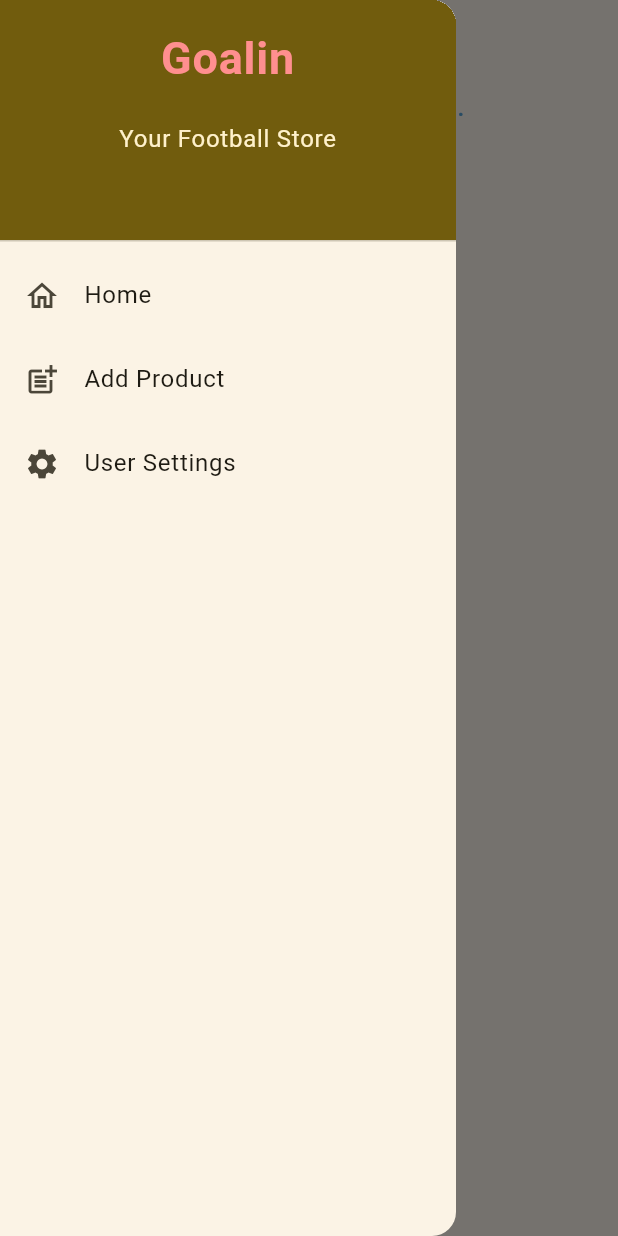
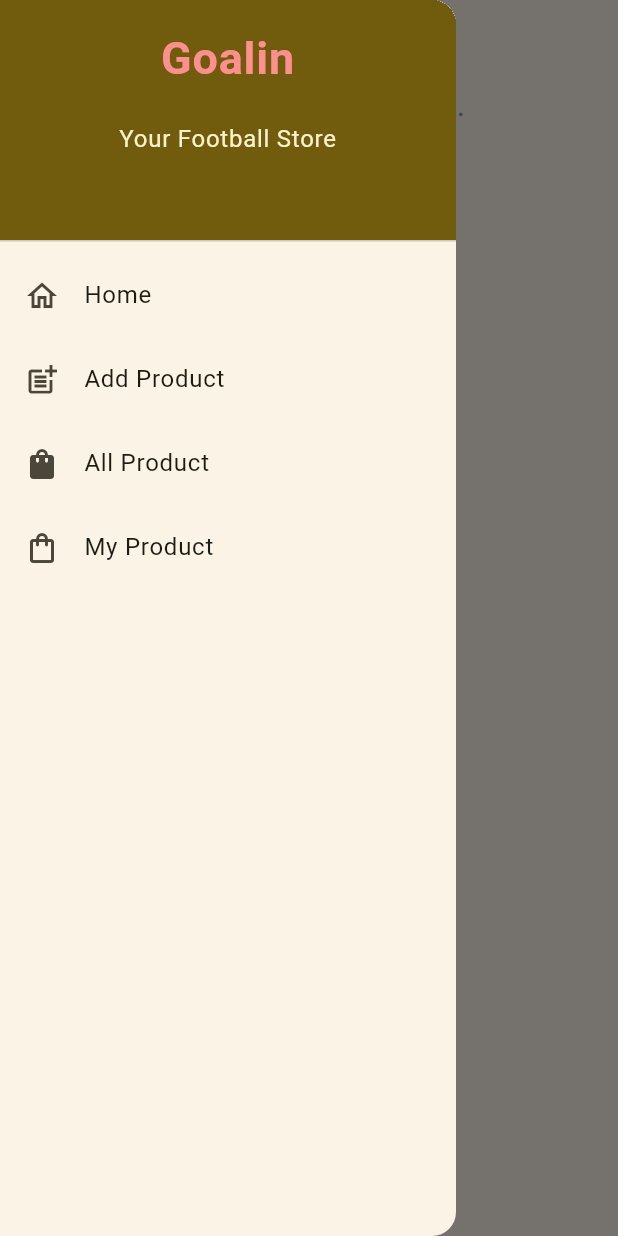
Before and after one commit to Evanlikescode/goalin-mobile-app, a Flutter app: the ProductEntryListMyPage screen opened directly, with the side drawer open, on a phone screen of 412 x 824 dp. Run offline on Flutter 3.47's test engine with Material 3 defaults, Android fonts, the phone set to English and light mode, and no system bars; our stand-ins replace email_validator; missing offline and left inert: pbp_django_auth.

Commit message:
add to drawer

```diff
--- a/lib/screens/product_entry_list.dart
+++ b/lib/screens/product_entry_list.dart
@@ -14,7 +14,7 @@ class ProductEntryListPage extends StatefulWidget {
 }
 
 class _ProductEntryListPageState extends State<ProductEntryListPage> {
-  Future<List<ProductEntry>> fetchNews(CookieRequest request) async {
+  Future<List<ProductEntry>> fetchProduct(CookieRequest request) async {
 
     final response = await request.get('http://localhost:8000/json/dart/product/');
 
@@ -38,7 +38,7 @@ class _ProductEntryListPageState extends State<ProductEntryListPage> {
       ),
       drawer: const LeftDrawer(),
       body: FutureBuilder(
-        future: fetchNews(request),
+        future: fetchProduct(request),
         builder: (context, AsyncSnapshot snapshot) {
           if (snapshot.data == null || !snapshot.hasData) {
               return const Column(
--- a/lib/screens/product_entry_my_list.dart
+++ b/lib/screens/product_entry_my_list.dart
@@ -14,7 +14,7 @@ class ProductEntryListMyPage extends StatefulWidget {
 }
 
 class _ProductEntryListMyPageState extends State<ProductEntryListMyPage> {
-  Future<List<ProductEntry>> fetchNews(CookieRequest request) async {
+  Future<List<ProductEntry>> fetchProduct(CookieRequest request) async {
 
     final response = await request.get('http://localhost:8000/json/dart/product/my/');
 
@@ -38,7 +38,7 @@ class _ProductEntryListMyPageState extends State<ProductEntryListMyPage> {
       ),
       drawer: const LeftDrawer(),
       body: FutureBuilder(
-        future: fetchNews(request),
+        future: fetchProduct(request),
         builder: (context, AsyncSnapshot snapshot) {
           if (snapshot.data == null || !snapshot.hasData) {
               return const Column(
--- a/lib/widgets/left_drawer.dart
+++ b/lib/widgets/left_drawer.dart
@@ -1,7 +1,8 @@
 import 'package:flutter/material.dart';
 import 'package:goalin/screens/action_menu.dart';
+import 'package:goalin/screens/product_entry_list.dart';
+import 'package:goalin/screens/product_entry_my_list.dart';
 import 'package:goalin/screens/product_form.dart';
-import 'package:goalin/screens/user_form.dart';
 import 'package:goalin/utils/goalin_colors.dart';
 
 class LeftDrawer extends StatelessWidget {
@@ -65,13 +66,26 @@ class LeftDrawer extends StatelessWidget {
                     ),
 
                     ListTile(
-                        leading: const Icon(Icons.settings),
-                        title: const Text('User Settings'),
+                        leading: const Icon(Icons.shopping_bag),
+                        title: const Text('All Product'),
                         onTap: () {
                             Navigator.pushReplacement(
                                 context,
                                 MaterialPageRoute(
-                                    builder:  (context) => UserFormPage()
+                                    builder:  (context) => ProductEntryListPage()
+                                )
+                            );
+                        },
+                    ),
+
+                    ListTile(
+                        leading: const Icon(Icons.shopping_bag_outlined),
+                        title: const Text('My Product'),
+                        onTap: () {
+                            Navigator.pushReplacement(
+                                context,
+                                MaterialPageRoute(
+                                    builder:  (context) => ProductEntryListMyPage()
                                 )
                             );
                         },
```
